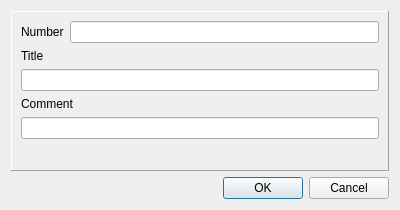
Old version of the form dialogs/funddetailsdialog.ui in the repository caxapyk/pa-decision.
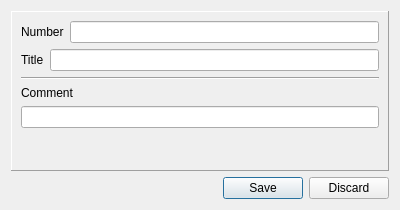
New version of the form.

Commit message: authority details dialog updated

```diff
--- a/dialogs/funddetailsdialog.ui
+++ b/dialogs/funddetailsdialog.ui
@@ -38,6 +38,8 @@
        </layout>
       </item>
       <item>
+       <layout class="QHBoxLayout" name="horizontalLayout_2">
+        <item>
        <widget class="QLabel" name="label_3">
         <property name="text">
          <string>Title</string>
@@ -47,6 +49,15 @@
       <item>
        <widget class="QLineEdit" name="lE_title"/>
       </item>
+       </layout>
+      </item>
+      <item>
+       <widget class="Line" name="line">
+        <property name="orientation">
+         <enum>Qt::Horizontal</enum>
+        </property>
+       </widget>
+      </item>
       <item>
        <widget class="QLabel" name="label">
         <property name="text">
@@ -79,7 +90,7 @@
       <enum>Qt::Horizontal</enum>
      </property>
      <property name="standardButtons">
-      <set>QDialogButtonBox::Cancel|QDialogButtonBox::Ok</set>
+      <set>QDialogButtonBox::Discard|QDialogButtonBox::Save</set>
      </property>
     </widget>
    </item>
```
Left out of the diff: 2 changed lines with no effect on the pictures. Lines whose indentation alone changed are shown as unchanged. The commit also changes 13 other files.
